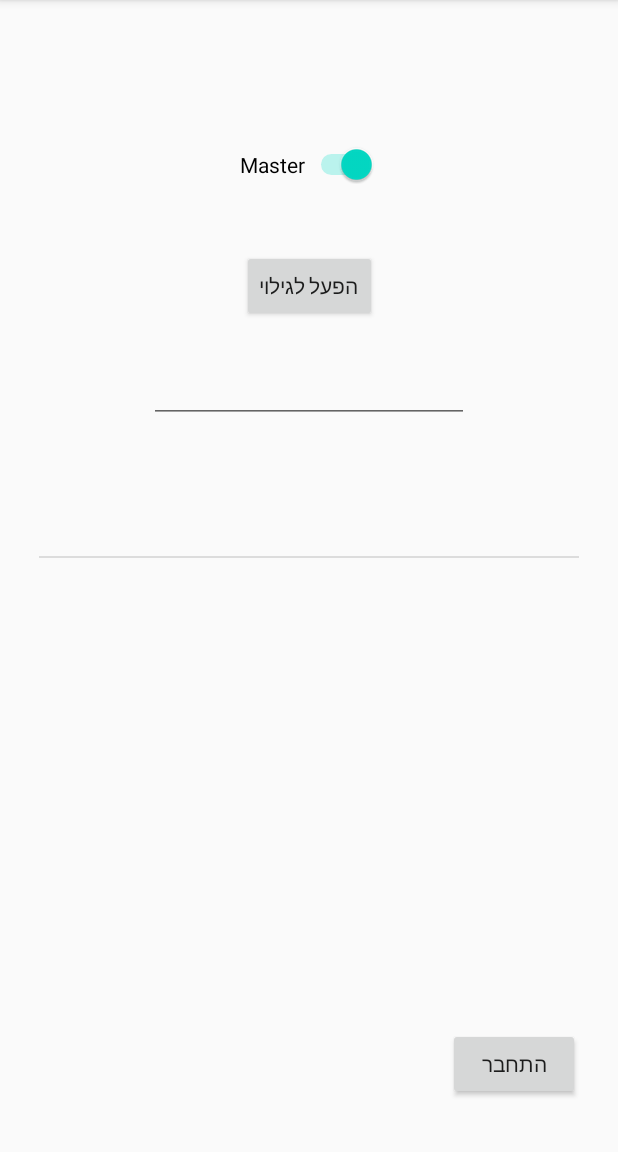
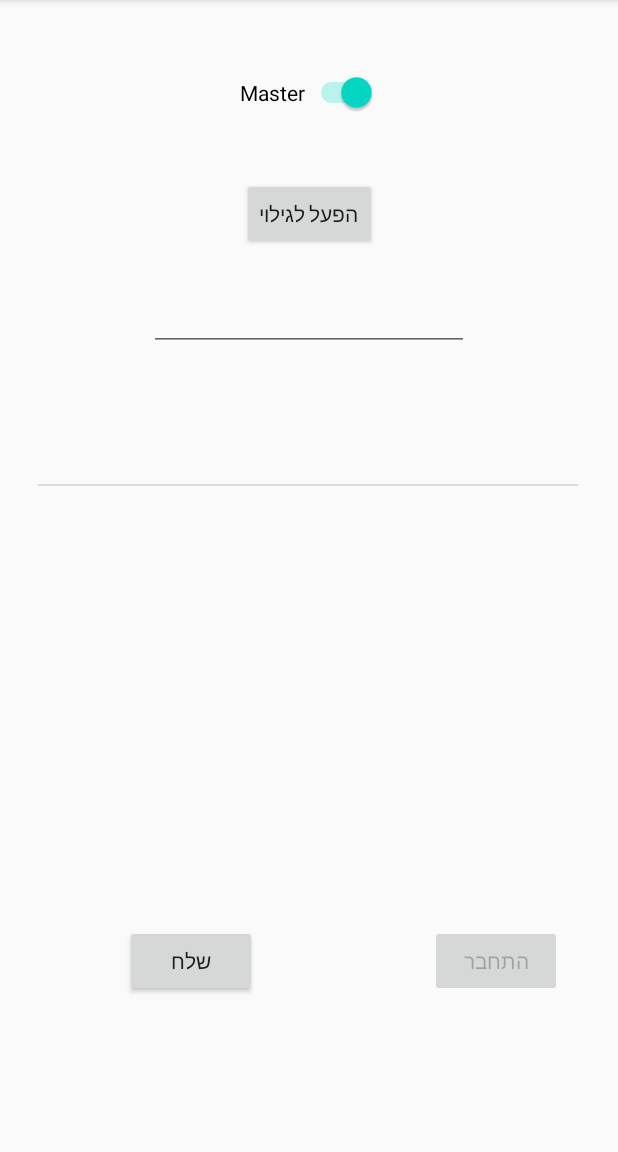
Before and after one commit to nirvitlem/BPSocial, an Android app: the MainActivity screen opened directly, with no data from a screen before it, on a phone screen of 412 x 824 dp, the part 84-1236 px from its top. Run offline under Robolectric (Android 15) with nearby library versions, the phone set to English and light mode, and no system bars.

Commit message:
23.6. full communticate

```diff
--- a/app/src/main/AndroidManifest.xml
+++ b/app/src/main/AndroidManifest.xml
@@ -7,6 +7,7 @@
     <uses-permission android:name="android.permission.BLUETOOTH_ADMIN" />
     <uses-permission android:name="android.permission.LOCAL_MAC_ADDRESS"
         tools:ignore="ProtectedPermissions" />
+    <uses-permission android:name="android.permission.ACCESS_WIFI_STATE"/>
 
     <!-- If your app targets Android 9 or lower, you can declare
          ACCESS_COARSE_LOCATION instead. -->
--- a/app/src/main/res/layout/activity_main.xml
+++ b/app/src/main/res/layout/activity_main.xml
@@ -11,7 +11,7 @@
         android:id="@+id/switch1"
         android:layout_width="wrap_content"
         android:layout_height="wrap_content"
-        android:layout_marginTop="96dp"
+        android:layout_marginTop="48dp"
         android:text="End Point"
         app:layout_constraintEnd_toEndOf="parent"
         app:layout_constraintHorizontal_bias="0.498"
@@ -38,9 +38,12 @@
         android:scrollbarStyle="insideOverlay"
         android:scrollbars="horizontal|vertical"
         android:smoothScrollbar="true"
+        app:layout_constraintBottom_toBottomOf="parent"
         app:layout_constraintEnd_toEndOf="parent"
+        app:layout_constraintHorizontal_bias="0.49"
         app:layout_constraintStart_toStartOf="parent"
-        app:layout_constraintTop_toBottomOf="@+id/SButton" />
+        app:layout_constraintTop_toBottomOf="@+id/SButton"
+        app:layout_constraintVertical_bias="0.0" />
 
     <Button
         android:id="@+id/connectb"
@@ -49,10 +52,10 @@
         android:text="התחבר"
         app:layout_constraintBottom_toBottomOf="parent"
         app:layout_constraintEnd_toEndOf="parent"
-        app:layout_constraintHorizontal_bias="0.922"
+        app:layout_constraintHorizontal_bias="0.885"
         app:layout_constraintStart_toStartOf="parent"
         app:layout_constraintTop_toBottomOf="@+id/ListItems"
-        app:layout_constraintVertical_bias="0.728" />
+        app:layout_constraintVertical_bias="0.413" />
 
     <EditText
         android:id="@+id/RemText"
@@ -65,4 +68,16 @@
         app:layout_constraintStart_toStartOf="parent"
         app:layout_constraintTop_toBottomOf="@+id/SButton"
         app:layout_constraintVertical_bias="0.468" />
+
+    <Button
+        android:id="@+id/SendM"
+        android:layout_width="wrap_content"
+        android:layout_height="wrap_content"
+        android:text="שלח"
+        app:layout_constraintBottom_toBottomOf="parent"
+        app:layout_constraintEnd_toStartOf="@+id/connectb"
+        app:layout_constraintHorizontal_bias="0.419"
+        app:layout_constraintStart_toStartOf="parent"
+        app:layout_constraintTop_toBottomOf="@+id/ListItems"
+        app:layout_constraintVertical_bias="0.413" />
 </androidx.constraintlayout.widget.ConstraintLayout>
```
Also changed, not shown: app/src/main/java/com/example/bpsocial/AcceptThread.kt (+14 -3 lines), app/src/main/java/com/example/bpsocial/ConnectThread.kt (+11 -7 lines), app/src/main/java/com/example/bpsocial/MainActivity.kt (+76 -31 lines), app/src/main/java/com/example/bpsocial/MyBluetoothService.kt (+13 -8 lines).
